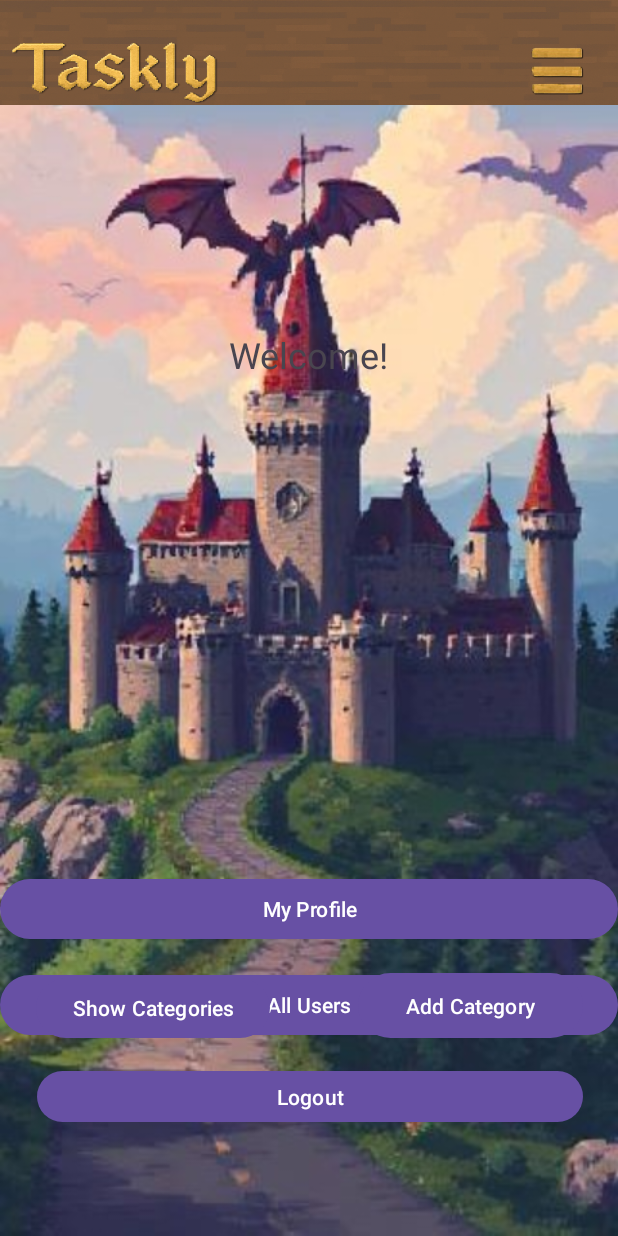
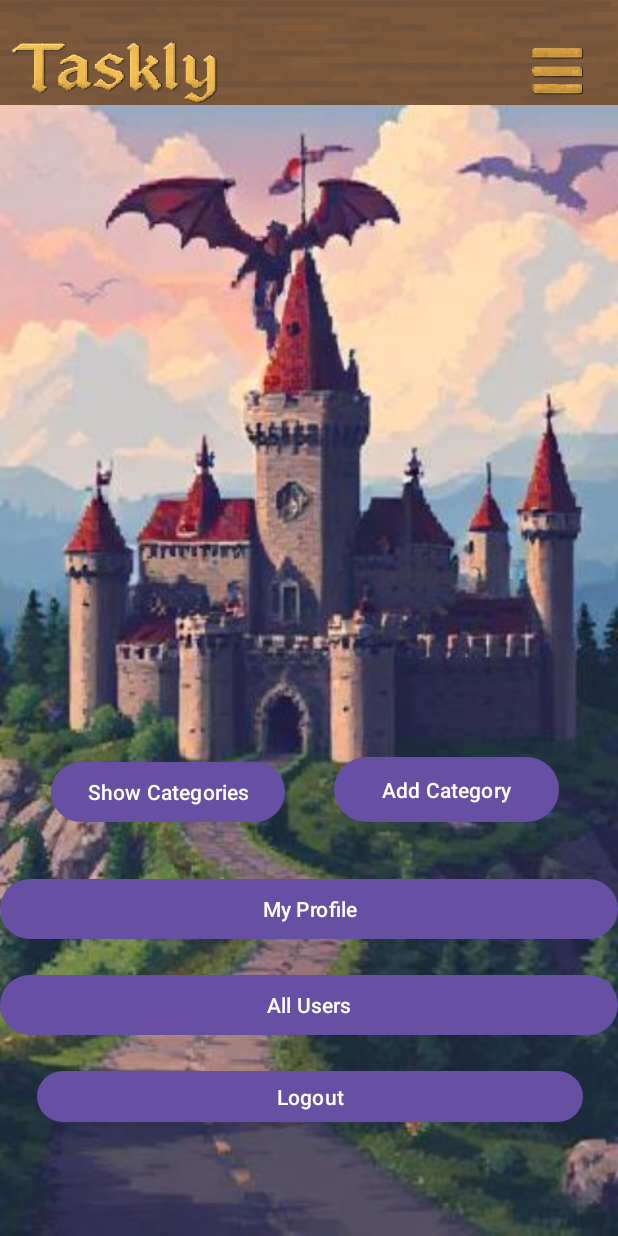
Before and after one commit to Srxx42/e2-ma-tim27-2025, an Android app: the MainActivity screen opened directly, with no data from a screen before it, on a phone screen of 412 x 824 dp. Run offline under Robolectric (Android 15) with nearby library versions, the phone set to English and light mode, and no system bars; our stand-ins replace Firebase (no records; nobody signed in at launch, a user with empty details on screens opened directly).

Commit message:
Small changes

```diff
--- a/e2-ma-tim27-2025/app/src/main/res/layout/activity_main.xml
+++ b/e2-ma-tim27-2025/app/src/main/res/layout/activity_main.xml
@@ -17,17 +17,7 @@
         app:layout_constraintStart_toStartOf="parent"
         app:layout_constraintEnd_toEndOf="parent"/>
 
-    <TextView
-        android:id="@+id/textViewWelcome"
-        android:layout_width="wrap_content"
-        android:layout_height="wrap_content"
-        android:text="@string/main_welcome_message"
-        android:textSize="24sp"
-        app:layout_constraintBottom_toTopOf="@id/buttonProfile"
-        app:layout_constraintEnd_toEndOf="parent"
-        app:layout_constraintStart_toStartOf="parent"
-        app:layout_constraintTop_toTopOf="parent"
-        app:layout_constraintVertical_bias="0.4" />
+
     <Button
         android:id="@+id/buttonProfile"
         android:layout_width="0dp"
@@ -61,22 +51,22 @@
         android:id="@+id/categoryAdd"
         android:layout_width="150dp"
         android:layout_height="51dp"
-        android:layout_marginBottom="128dp"
+        android:layout_marginBottom="272dp"
         android:text="Add Category"
         app:layout_constraintBottom_toBottomOf="parent"
         app:layout_constraintEnd_toEndOf="parent"
-        app:layout_constraintHorizontal_bias="0.911"
+        app:layout_constraintHorizontal_bias="0.85"
         app:layout_constraintStart_toStartOf="parent" />
 
     <Button
         android:id="@+id/categoryShow"
         android:layout_width="wrap_content"
         android:layout_height="wrap_content"
-        android:layout_marginBottom="128dp"
+        android:layout_marginBottom="272dp"
         android:text="Show Categories"
         app:layout_constraintBottom_toBottomOf="parent"
         app:layout_constraintEnd_toEndOf="parent"
-        app:layout_constraintHorizontal_bias="0.094"
+        app:layout_constraintHorizontal_bias="0.133"
         app:layout_constraintStart_toStartOf="parent" />
 
 </androidx.constraintlayout.widget.ConstraintLayout>
```
